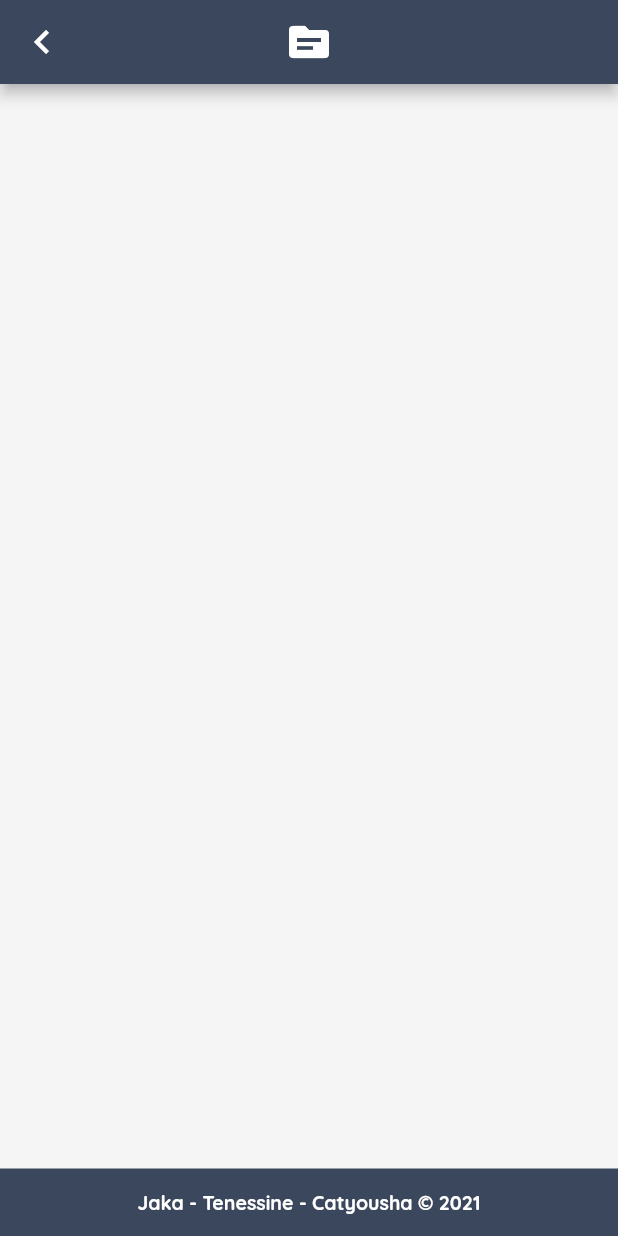
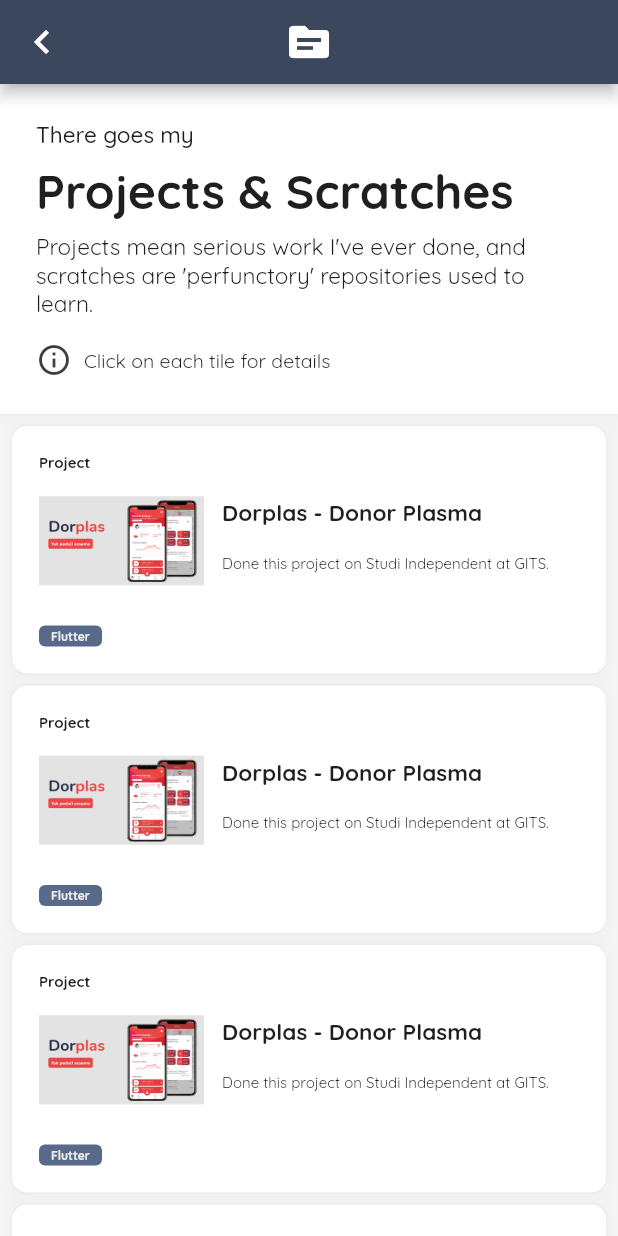
Before and after one commit to Catyousha/catyousha.github.io, a Flutter app: the ProjectsScreen screen opened by its route, on a phone screen of 412 x 824 dp. Run offline on Flutter 3.47's test engine with Material 2 defaults, Android fonts, the phone set to English and light mode, and no system bars; our stand-ins replace device_preview, equatable, fluro, flutter_bloc, responsive_builder; statements that could not run were skipped.

Commit message:
refine home screen layout, grid view is such a mess

```diff
--- a/lib/logic/skill/cubit/skill_cubit.dart
+++ b/lib/logic/skill/cubit/skill_cubit.dart
@@ -31,8 +31,8 @@ class SkillCubit extends Cubit<SkillState> {
         status: SkillStateStatus.loading,
         featuredSkills: [
           _skillRepository.getSkillByName('Flutter'),
-          _skillRepository.getSkillByName('Flutter'),
-          _skillRepository.getSkillByName('Flutter'),
+          _skillRepository.getSkillByName('Git'),
+          _skillRepository.getSkillByName('Figma'),
         ],
       ));
     } catch (e) {
--- a/lib/presentation/home/section/featured_project_section.dart
+++ b/lib/presentation/home/section/featured_project_section.dart
@@ -25,18 +25,21 @@ class FeaturedProjectSection extends StatelessWidget {
             icon: Icons.source,
             title: 'Featured Projects',
             isDetailed: true,
-            onTapDetails: () {},
+            onTapDetails: () {
+              Navigator.of(context).pushNamed(Routes.projects);
+            },
           ),
           const SizedBox(height: 18),
           BlocConsumer<ProjectCubit, ProjectState>(
             listener: (context, state) {},
             builder: (context, state) {
-              return Wrap(
+              return Center(
+                child: Wrap(
                   spacing: 18,
                   runSpacing: 18,
-                children: state.projects?.map((project) {
+                  children: state.featuredProjects?.map((project) {
                         return ProjectTile(
-                        type: project.type!.text,
+                          type: project!.type!.text,
                           imageSrc: project.images!.first,
                           title: project.title!,
                           overview: project.overview!,
@@ -46,6 +49,7 @@ class FeaturedProjectSection extends StatelessWidget {
                         );
                       }).toList() ??
                       [],
+                ),
               );
             },
           ),
--- a/lib/presentation/projects/screen/projects_screen.dart
+++ b/lib/presentation/projects/screen/projects_screen.dart
@@ -1,5 +1,9 @@
 import 'package:flutter/material.dart';
-import 'package:reportfolio/widgets/widgets.dart';
+import 'package:flutter_bloc/flutter_bloc.dart';
+import 'package:responsive_builder/responsive_builder.dart';
+import '../../../repository/repository.dart';
+import '../../../logic/logic.dart';
+import '../../../widgets/widgets.dart';
 
 class ProjectsScreen extends StatelessWidget {
   const ProjectsScreen({Key? key}) : super(key: key);
@@ -14,7 +18,49 @@ class ProjectsScreen extends StatelessWidget {
         body: PageContainer(
           child: Column(
             crossAxisAlignment: CrossAxisAlignment.start,
-            children: <Widget>[],
+            children: <Widget>[
+              const PageHeaderContainer(
+                title: "Projects & Scratches",
+                headSubtitle: "There goes my",
+                description:
+                    "Projects mean serious work I've ever done, and scratches are 'perfunctory' repositories used to learn.",
+                hintText: "Click on each tile for details",
+              ),
+              BlocConsumer<ProjectCubit, ProjectState>(
+                builder: (context, state) {
+                  return Padding(
+                    padding: EdgeInsets.all(getValueForScreenType(
+                      context: context,
+                      mobile: 8,
+                      tablet: 18,
+                    )),
+                    child: Center(
+                      child: Wrap(
+                        spacing: 18,
+                        runSpacing: getValueForScreenType(
+                          context: context,
+                          mobile: 8,
+                          tablet: 18,
+                        ),
+                        children: state.projects?.map((project) {
+                              return ProjectTile(
+                                type: project.type!.text,
+                                imageSrc: project.images![0],
+                                title: project.title!,
+                                overview: project.overview!,
+                                skills: project.skills!
+                                    .map((e) => e!.title!)
+                                    .toList(),
+                              );
+                            }).toList() ??
+                            [],
+                      ),
+                    ),
+                  );
+                },
+                listener: (context, state) {},
+              ),
+            ],
           ),
         ),
       ),
--- a/lib/repository/project/storage/project_storage.dart
+++ b/lib/repository/project/storage/project_storage.dart
@@ -69,5 +69,27 @@ class ProjectStorage {
       ],
       repoUrl: 'http://example.com',
     ),
+    Project(
+      id: 3,
+      title: 'Dorplas - Donor Plasma',
+      type: ProjectType.project,
+      overview: 'Done this project on Studi Independent at GITS.',
+      fullDescription:
+          'Lorem ipsum dolor sit amet, consectetur adipiscing elit. Donec lorem tellus, interdum nec fringilla sit amet, congue sit amet nibh. Vivamus fringilla consequat purus vulputate feugiat. Nunc tellus nibh, convallis ac hendrerit nec, varius a turpis. Morbi ac sapien in nunc porttitor mattis quis ac neque. Phasellus a fringilla tortor.',
+      time: 'October 2021 - December 2021',
+      knowledges: const [
+        'UI designing & slicing.',
+        'State management with GetX.',
+        'Fetching and manipulating data with REST API.',
+        'Coordinate with other division and practicing SCRUM framework.',
+      ],
+      images: const [
+        '${AssetConstant.projectImageLocation}/Dorplas - 1.png',
+      ],
+      skills: [
+        SkillStorage.getSkillByName('Flutter'),
+      ],
+      repoUrl: 'http://example.com',
+    ),
   ];
 }
--- a/lib/widgets/tile/project_tile.dart
+++ b/lib/widgets/tile/project_tile.dart
@@ -38,8 +38,13 @@ class _ProjectTileState extends State<ProjectTile> {
       onUnhovered: () => setState(() => isHovered = false),
       onPressed: widget.callback,
       child: Container(
-        constraints: const BoxConstraints(
-          maxWidth: 320,
+        constraints: BoxConstraints(
+          maxWidth: getValueForScreenType(
+            context: context,
+            mobile: 560,
+            tablet: 320,
+            desktop: 280,
+          ),
         ),
         padding: const EdgeInsets.all(18),
         decoration: BoxDecoration(
```
Also changed, not shown: lib/presentation/home/screen/home_screen.dart (+40 -10 lines), lib/widgets/text/section_header_text.dart (line endings or trailing spaces). Lines whose indentation alone changed are shown as unchanged.
